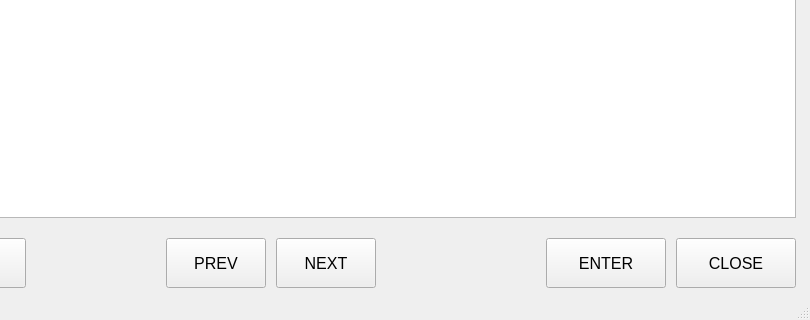
This is pagination.ui in innovationzankpos/pagination as Qt 5 draws it before an edit; both pictures show x 234 to 1044 and y 292 to 612 of the 1044 by 612 pixel window. The edited form follows.
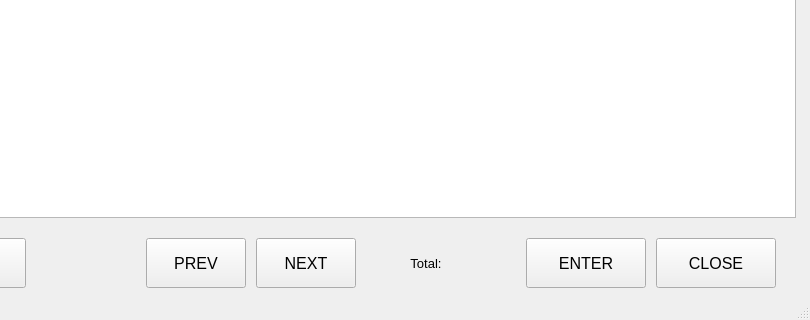
This is the edited form. Icons and pictures are not drawn.

Commit message: Added total label

```diff
--- a/pagination.ui
+++ b/pagination.ui
@@ -125,7 +125,7 @@
    <widget class="QPushButton" name="closeBtn">
     <property name="geometry">
      <rect>
-      <x>910</x>
+      <x>890</x>
       <y>530</y>
       <width>120</width>
       <height>50</height>
@@ -158,7 +158,7 @@
    <widget class="QPushButton" name="enterBtn">
     <property name="geometry">
      <rect>
-      <x>780</x>
+      <x>760</x>
       <y>530</y>
       <width>120</width>
       <height>50</height>
@@ -191,7 +191,7 @@
    <widget class="QPushButton" name="prevBtn">
     <property name="geometry">
      <rect>
-      <x>400</x>
+      <x>380</x>
       <y>530</y>
       <width>100</width>
       <height>50</height>
@@ -224,7 +224,7 @@
    <widget class="QPushButton" name="nextBtn">
     <property name="geometry">
      <rect>
-      <x>510</x>
+      <x>490</x>
       <y>530</y>
       <width>100</width>
       <height>50</height>
@@ -293,6 +293,30 @@
      <bool>true</bool>
     </property>
    </widget>
+   <widget class="QLabel" name="totalLabel">
+    <property name="geometry">
+     <rect>
+      <x>610</x>
+      <y>530</y>
+      <width>100</width>
+      <height>50</height>
+     </rect>
+    </property>
+    <property name="font">
+     <font>
+      <pointsize>10</pointsize>
+     </font>
+    </property>
+    <property name="text">
+     <string>Total:</string>
+    </property>
+    <property name="alignment">
+     <set>Qt::AlignCenter</set>
+    </property>
+    <property name="wordWrap">
+     <bool>true</bool>
+    </property>
+   </widget>
   </widget>
   <widget class="QMenuBar" name="menubar">
    <property name="geometry">
```
The commit also changes 3 other files.
